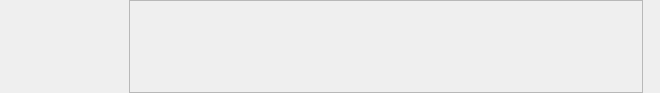
Old version of the form src/grooveoff/PlayerWidget.ui in the repository gcala/grooveoff.
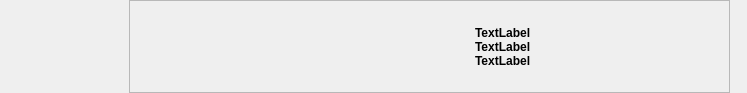
New version of the form. Custom widgets are drawn as their Qt base class.

Commit message: New labels showing audio properties

```diff
--- a/src/grooveoff/PlayerWidget.ui
+++ b/src/grooveoff/PlayerWidget.ui
@@ -6,7 +6,7 @@
    <rect>
     <x>0</x>
     <y>0</y>
-    <width>660</width>
+    <width>747</width>
     <height>93</height>
    </rect>
   </property>
@@ -197,6 +197,89 @@
             </item>
            </layout>
           </item>
+          <item>
+           <widget class="QWidget" name="widget" native="true">
+            <layout class="QVBoxLayout" name="verticalLayout_2">
+             <property name="spacing">
+              <number>0</number>
+             </property>
+             <property name="topMargin">
+              <number>1</number>
+             </property>
+             <property name="bottomMargin">
+              <number>1</number>
+             </property>
+             <item>
+              <spacer name="verticalSpacer">
+               <property name="orientation">
+                <enum>Qt::Vertical</enum>
+               </property>
+               <property name="sizeHint" stdset="0">
+                <size>
+                 <width>20</width>
+                 <height>10</height>
+                </size>
+               </property>
+              </spacer>
+             </item>
+             <item>
+              <widget class="QLabel" name="bitrateLabel">
+               <property name="font">
+                <font>
+                 <pointsize>9</pointsize>
+                 <weight>75</weight>
+                 <bold>true</bold>
+                </font>
+               </property>
+               <property name="text">
+                <string>TextLabel</string>
+               </property>
+              </widget>
+             </item>
+             <item>
+              <widget class="QLabel" name="samplerateLabel">
+               <property name="font">
+                <font>
+                 <pointsize>9</pointsize>
+                 <weight>75</weight>
+                 <bold>true</bold>
+                </font>
+               </property>
+               <property name="text">
+                <string>TextLabel</string>
+               </property>
+              </widget>
+             </item>
+             <item>
+              <widget class="QLabel" name="channelsLabel">
+               <property name="font">
+                <font>
+                 <pointsize>9</pointsize>
+                 <weight>75</weight>
+                 <bold>true</bold>
+                </font>
+               </property>
+               <property name="text">
+                <string>TextLabel</string>
+               </property>
+              </widget>
+             </item>
+             <item>
+              <spacer name="verticalSpacer_2">
+               <property name="orientation">
+                <enum>Qt::Vertical</enum>
+               </property>
+               <property name="sizeHint" stdset="0">
+                <size>
+                 <width>20</width>
+                 <height>9</height>
+                </size>
+               </property>
+              </spacer>
+             </item>
+            </layout>
+           </widget>
+          </item>
          </layout>
         </widget>
        </widget>
```
The commit also changes 3 other files.
